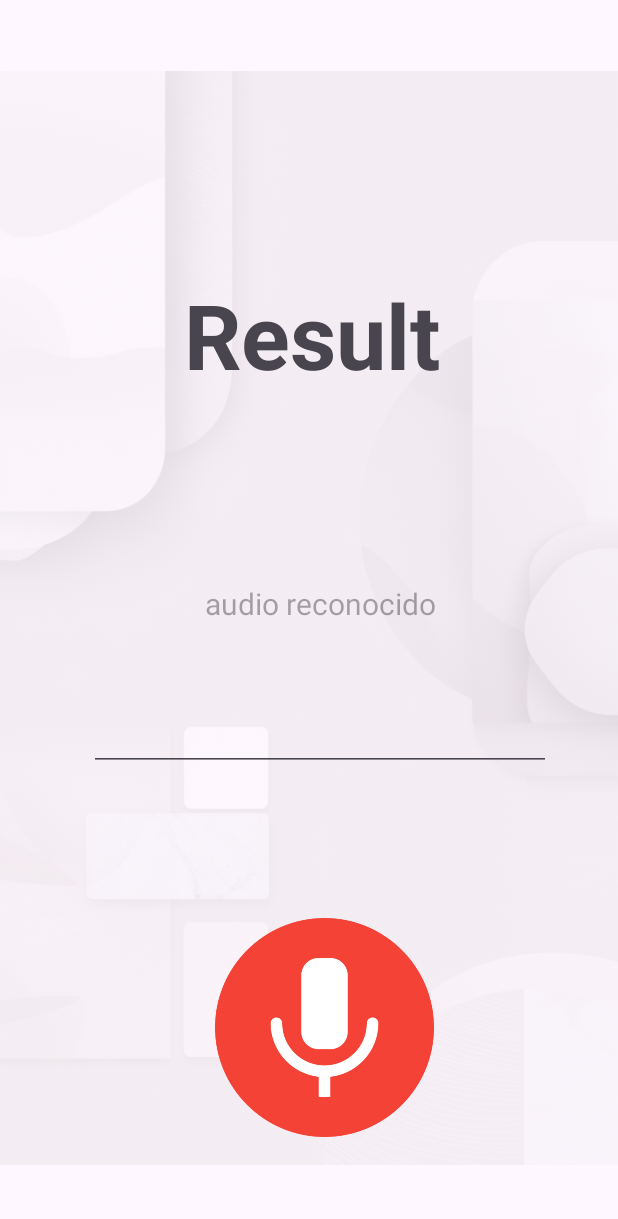
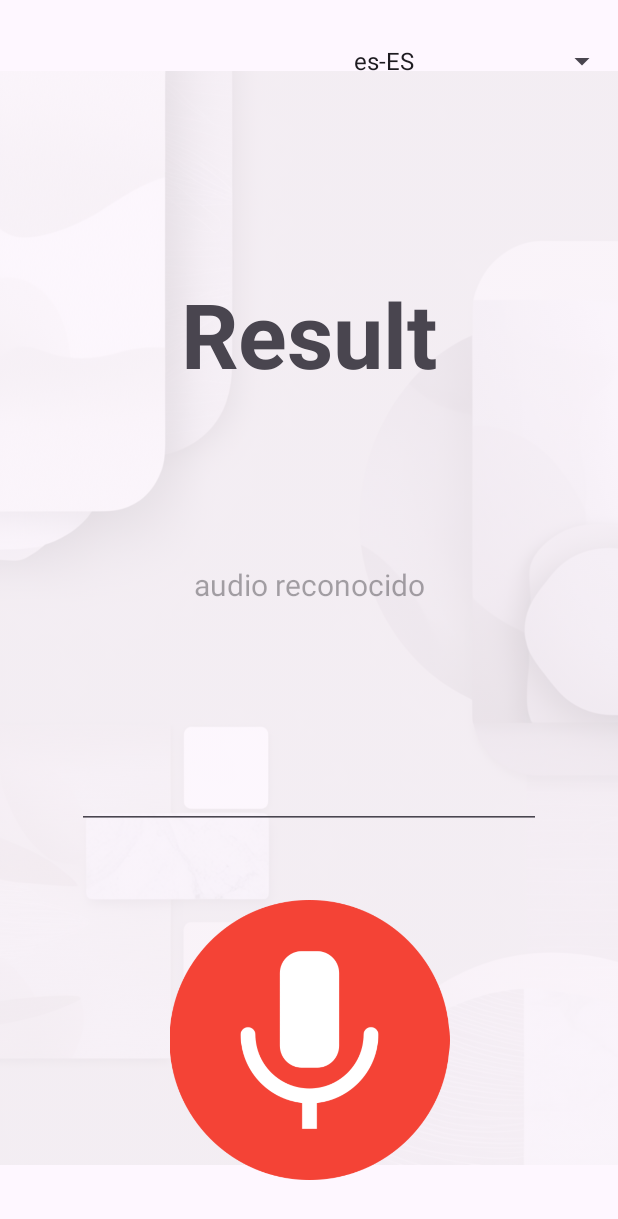
Before and after one commit to Iagomv/VozOperadora2, an Android app: the screen it shows after launch (MainActivity), on a phone screen of 412 x 824 dp. Shown: the top 1219 px of the screen. Run offline under Robolectric (Android 15) with nearby library versions, the phone set to English and light mode, and no system bars.

Commit message:
Añadimos funcionalidad de selcción de idioma para el narrador

```diff
--- a/app/src/main/java/com/example/vozoperadora/Interfaz.java
+++ b/app/src/main/java/com/example/vozoperadora/Interfaz.java
@@ -1,5 +1,6 @@
 package com.example.vozoperadora;
 
+import android.widget.Spinner;
 import android.widget.TextView;
 
 public class Interfaz {
@@ -10,4 +11,6 @@ public class Interfaz {
         tv.setText(texto);
     }
 
+
+
 }
--- a/app/src/main/java/com/example/vozoperadora/MainActivity.java
+++ b/app/src/main/java/com/example/vozoperadora/MainActivity.java
@@ -12,8 +12,11 @@
     import android.speech.tts.TextToSpeech;
     import android.util.Log;
     import android.view.View;
+    import android.widget.AdapterView;
+    import android.widget.ArrayAdapter;
     import android.widget.EditText;
     import android.widget.ImageView;
+    import android.widget.Spinner;
     import android.widget.TextView;
     import android.widget.Toast;
 
@@ -32,8 +35,12 @@
         private ImageView inicio;
         private TextView tvDisplay;
         private ImageView ivEstadoGrabacion;
+        private Spinner spinnerIdiomas;
+        private String idioma = "es-ES";
         private static int resultado;
+        String[] idiomasDisponibles = {"es-ES", "en-US", "fr-FR", "ru-RU"};
         private EditText etAudioReconocido;
+
         MapeoNumeros mapeoNumeros;
         Interfaz interfaz = new Interfaz();
 
@@ -41,21 +48,37 @@
         protected void onCreate(Bundle savedInstanceState) {
             super.onCreate(savedInstanceState);
             setContentView(R.layout.activity_main);
+            iniciarSpinner();
             // Configurar el SpeechRecognizer y el TextToSpeech
             configurarSpeechRecognizer();
-            configurarTextToSpeech();  // Inicializamos TextToSpeech
-
+            configurarTextToSpeech(idioma);  // Inicializamos TextToSpeech
             // Pedir permisos de grabación de audio
             requestRecordAudioPermission();
+            Referencias();
+            spinnerIdiomas.setOnItemSelectedListener(new AdapterView.OnItemSelectedListener() {
+                @Override
+                public void onItemSelected(AdapterView<?> parent, View view, int position, long id) {
+                    idioma = idiomasDisponibles[position];
+                    configurarTextToSpeech(idioma);  // Actualiza TTS
+                }
 
-            // Referencia a los elementos de la interfaz
+                @Override
+                public void onNothingSelected(AdapterView<?> parent) {
+                    // Manejo si no se selecciona nada
+                }
+            });
+
+            inicio.setOnClickListener(v -> startSpeechRecognition());  // Inicia el reconocimiento al hacer clic
+            String textoPrueba = "Hola";
+            //speakText(textoPrueba);
+        }
+
+        // Referencia a los elementos de la interfaz
+        private void Referencias() {
             tvDisplay = findViewById(R.id.tvResultado);
             inicio = findViewById(R.id.inicio);
             etAudioReconocido = findViewById(R.id.etAudioReconocido);
             ivEstadoGrabacion = findViewById(R.id.ivEstadoGrabacion);
-            inicio.setOnClickListener(v -> startSpeechRecognition());  // Inicia el reconocimiento al hacer clic
-            String textoPrueba = "Hola";
-            speakText(textoPrueba);
         }
 
         // Método para pedir permiso de grabación de audio
@@ -190,16 +213,16 @@
         }
 
         // Método para configurar TextToSpeech
-        private void configurarTextToSpeech() {
+        private void configurarTextToSpeech(String idioma) {
             textToSpeech = new TextToSpeech(this, status -> {
                 if (status == TextToSpeech.SUCCESS) {
                     // Configurar idioma a español
-                    int langResult = textToSpeech.setLanguage(Locale.forLanguageTag("es-ES"));
+                    int langResult = textToSpeech.setLanguage(Locale.forLanguageTag(idioma));
                     if (langResult == TextToSpeech.LANG_MISSING_DATA || langResult == TextToSpeech.LANG_NOT_SUPPORTED) {
                         Toast.makeText(MainActivity.this, "El idioma no es soportado", Toast.LENGTH_SHORT).show();
                     } else {
                         Toast.makeText(MainActivity.this, "TextToSpeech listo", Toast.LENGTH_SHORT).show();
-                        speakText("Instrucciones de uso de la aplicación, para comenzar a grabar presione la pantalla una vez");
+                        //speakText("Instrucciones de uso de la aplicación, para comenzar a grabar presione la pantalla una vez");
 
                     }
                 } else {
@@ -232,6 +255,29 @@
         public void setResultado(int resultado) {
             this.resultado = resultado;
         }
+
+        public void seleccionIdioma(){
+
+        }
+
+        public void iniciarSpinner(){
+
+            // 1. Obtén el Spinner desde el layout
+            spinnerIdiomas = findViewById(R.id.spinnerIdiomas);
+
+            // 2. Crea un adaptador con el contexto, el diseño y los datos
+            ArrayAdapter<String> adaptador = new ArrayAdapter<>(
+                    this,
+                    android.R.layout.simple_spinner_dropdown_item,
+                    idiomasDisponibles
+            );
+
+            // 3. Configura el diseño para las opciones desplegables (opcional)
+            adaptador.setDropDownViewResource(android.R.layout.simple_spinner_dropdown_item);
+
+            // 4. Asocia el adaptador al Spinner
+            spinnerIdiomas.setAdapter(adaptador);
+        }
         @Override
         protected void onDestroy() {
             super.onDestroy();
--- a/app/src/main/res/layout/activity_main.xml
+++ b/app/src/main/res/layout/activity_main.xml
@@ -31,51 +31,57 @@
 
         <TextView
             android:id="@+id/tvResultado"
-            android:layout_width="231dp"
+            android:layout_width="247dp"
             android:layout_height="0dp"
-            android:layout_marginTop="44dp"
-            android:layout_marginEnd="88dp"
-            android:layout_marginBottom="209dp"
+            android:layout_marginBottom="50dp"
             android:focusable="false"
             android:gravity="center"
             android:text="Result"
             android:textSize="60sp"
             android:textStyle="bold"
-            app:layout_constraintBottom_toTopOf="@+id/ivEstadoGrabacion"
+            app:layout_constraintBottom_toTopOf="@+id/etAudioReconocido"
             app:layout_constraintEnd_toEndOf="parent"
-            app:layout_constraintTop_toTopOf="parent" />
+            app:layout_constraintStart_toStartOf="parent"
+            app:layout_constraintTop_toBottomOf="@+id/spinnerIdiomas" />
 
         <EditText
             android:id="@+id/etAudioReconocido"
-            android:layout_width="308dp"
-            android:layout_height="135dp"
-            android:layout_marginStart="59dp"
-            android:layout_marginEnd="59dp"
+            android:layout_width="0dp"
+            android:layout_height="0dp"
+            android:layout_marginStart="51dp"
+            android:layout_marginEnd="51dp"
+            android:layout_marginBottom="47dp"
             android:ems="10"
             android:focusable="false"
-            android:gravity="start|top"
+            android:gravity="center_horizontal"
             android:hint="audio reconocido"
             android:inputType="textMultiLine"
             android:textAlignment="center"
             android:textSize="20sp"
-            app:layout_constraintBottom_toBottomOf="parent"
+            app:layout_constraintBottom_toTopOf="@+id/ivEstadoGrabacion"
             app:layout_constraintEnd_toEndOf="parent"
-            app:layout_constraintHorizontal_bias="0.0"
             app:layout_constraintStart_toStartOf="parent"
-            app:layout_constraintTop_toTopOf="parent"
-            app:layout_constraintVertical_bias="0.55" />
+            app:layout_constraintTop_toBottomOf="@+id/tvResultado" />
+
+        <Spinner
+            android:id="@+id/spinnerIdiomas"
+            android:layout_width="184dp"
+            android:layout_height="81dp"
+            android:layout_marginBottom="48dp"
+            app:layout_constraintBottom_toTopOf="@+id/tvResultado"
+            app:layout_constraintEnd_toEndOf="@+id/inicio"
+            app:layout_constraintTop_toTopOf="parent" />
 
         <ImageView
             android:id="@+id/ivEstadoGrabacion"
             android:layout_width="214dp"
-            android:layout_height="146dp"
-            android:layout_marginBottom="66dp"
+            android:layout_height="0dp"
+            android:layout_marginBottom="37dp"
             android:focusable="false"
             app:layout_constraintBottom_toBottomOf="parent"
             app:layout_constraintEnd_toEndOf="parent"
-            app:layout_constraintHorizontal_bias="0.551"
             app:layout_constraintStart_toStartOf="parent"
-            app:layout_constraintTop_toBottomOf="@+id/tvResultado"
+            app:layout_constraintTop_toBottomOf="@+id/etAudioReconocido"
             app:srcCompat="@drawable/startrecording" />
 
     </androidx.constraintlayout.widget.ConstraintLayout>
```
